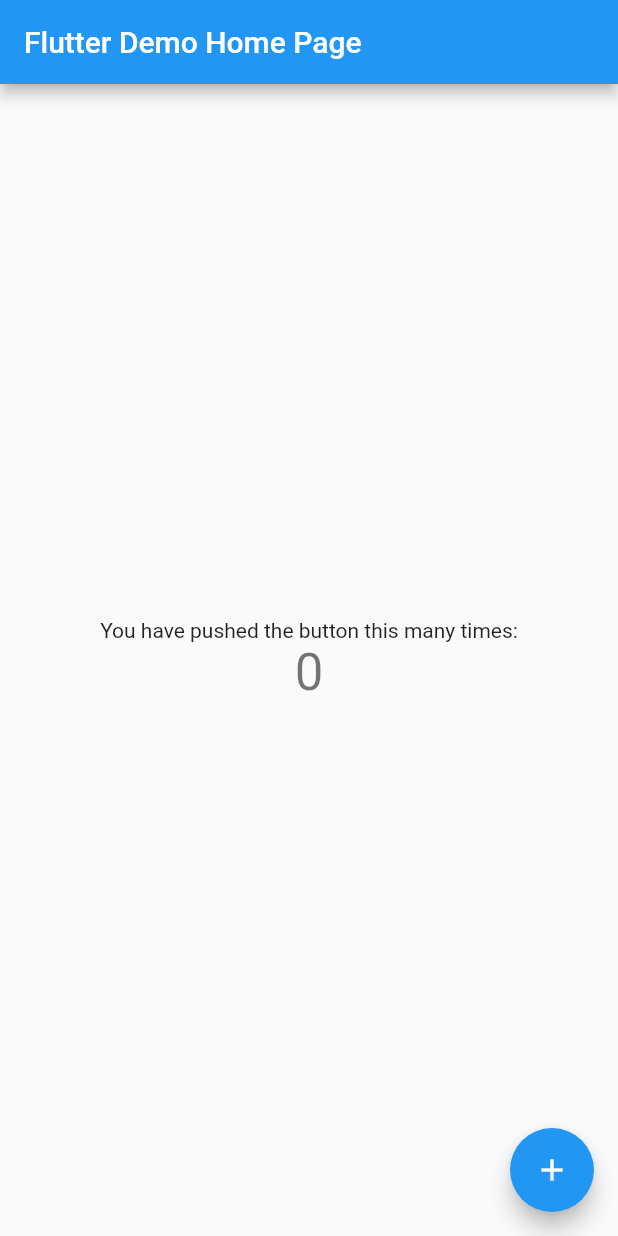
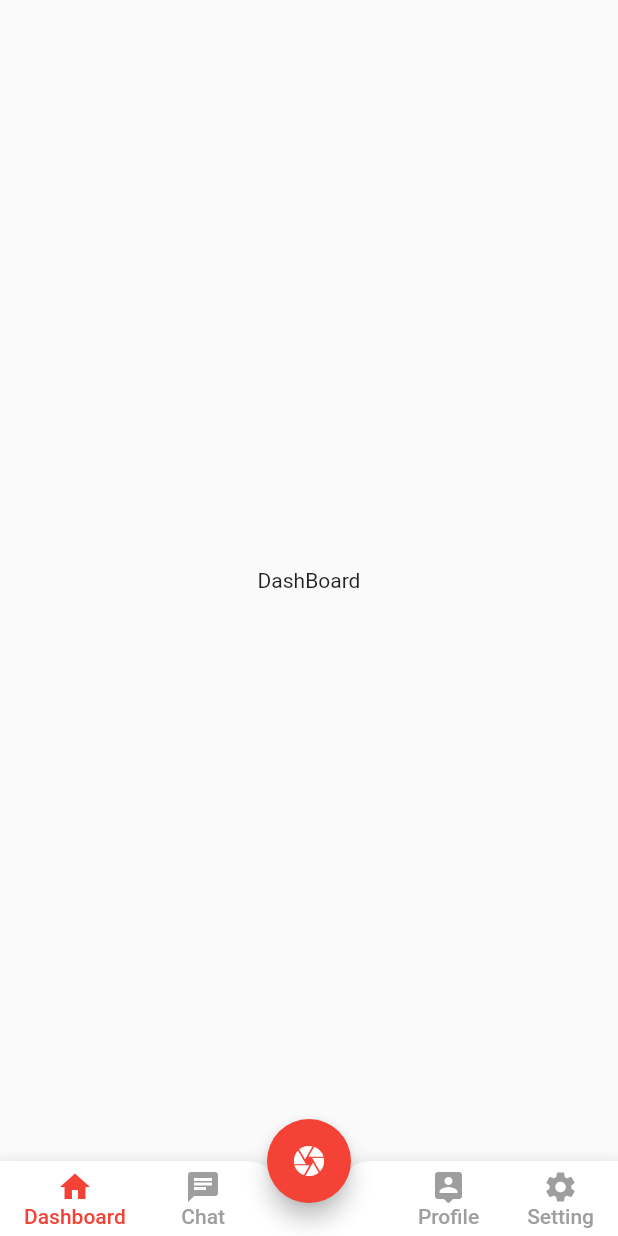
Before and after one commit to TusharSSurve/Flutter-Useful-Widgets-And-Plugins, a Flutter app: the screen it shows after launch, on a phone screen of 412 x 824 dp. Run offline on Flutter 3.47's test engine with Material 2 defaults, Android fonts, the phone set to English and light mode, and no system bars; our stand-ins replace flutter_speed_dial.

Commit message:
bottom nav

```diff
--- a/bottom_nav/lib/main.dart
+++ b/bottom_nav/lib/main.dart
@@ -1,3 +1,7 @@
+import 'package:bottom_nav/pages/chat.dart';
+import 'package:bottom_nav/pages/dashboard.dart';
+import 'package:bottom_nav/pages/profile.dart';
+import 'package:bottom_nav/pages/settings.dart';
 import 'package:flutter/material.dart';
 
 void main() {
@@ -5,109 +9,161 @@
 }
 
 class MyApp extends StatelessWidget {
-  // This widget is the root of your application.
   @override
   Widget build(BuildContext context) {
     return MaterialApp(
       title: 'Flutter Demo',
-      theme: ThemeData(
-        // This is the theme of your application.
-        //
-        // Try running your application with "flutter run". You'll see the
-        // application has a blue toolbar. Then, without quitting the app, try
-        // changing the primarySwatch below to Colors.green and then invoke
-        // "hot reload" (press "r" in the console where you ran "flutter run",
-        // or simply save your changes to "hot reload" in a Flutter IDE).
-        // Notice that the counter didn't reset back to zero; the application
-        // is not restarted.
-        primarySwatch: Colors.blue,
-      ),
-      home: MyHomePage(title: 'Flutter Demo Home Page'),
+      theme: ThemeData(primarySwatch: Colors.red, accentColor: Colors.red),
+      home: Home(),
+      debugShowCheckedModeBanner: false,
     );
   }
 }
 
-class MyHomePage extends StatefulWidget {
-  MyHomePage({Key key, this.title}) : super(key: key);
-
-  // This widget is the home page of your application. It is stateful, meaning
-  // that it has a State object (defined below) that contains fields that affect
-  // how it looks.
-
-  // This class is the configuration for the state. It holds the values (in this
-  // case the title) provided by the parent (in this case the App widget) and
-  // used by the build method of the State. Fields in a Widget subclass are
-  // always marked "final".
-
-  final String title;
-
+class Home extends StatefulWidget {
   @override
-  _MyHomePageState createState() => _MyHomePageState();
+  _HomeState createState() => _HomeState();
 }
 
-class _MyHomePageState extends State<MyHomePage> {
-  int _counter = 0;
+class _HomeState extends State<Home> {
+  int currentTab = 0;
+  final List<Widget> screens = [Dashboard(), Chat(), Profile(), Setting()];
 
-  void _incrementCounter() {
-    setState(() {
-      // This call to setState tells the Flutter framework that something has
-      // changed in this State, which causes it to rerun the build method below
-      // so that the display can reflect the updated values. If we changed
-      // _counter without calling setState(), then the build method would not be
-      // called again, and so nothing would appear to happen.
-      _counter++;
-    });
-  }
+  final PageStorageBucket bucket = PageStorageBucket();
+  Widget currentScreen = Dashboard();
 
   @override
   Widget build(BuildContext context) {
-    // This method is rerun every time setState is called, for instance as done
-    // by the _incrementCounter method above.
-    //
-    // The Flutter framework has been optimized to make rerunning build methods
-    // fast, so that you can just rebuild anything that needs updating rather
-    // than having to individually change instances of widgets.
     return Scaffold(
-      appBar: AppBar(
-        // Here we take the value from the MyHomePage object that was created by
-        // the App.build method, and use it to set our appbar title.
-        title: Text(widget.title),
+      body: PageStorage(
+        child: currentScreen,
+        bucket: bucket,
       ),
-      body: Center(
-        // Center is a layout widget. It takes a single child and positions it
-        // in the middle of the parent.
+      floatingActionButton: FloatingActionButton(
+        child: Icon(Icons.camera),
+        onPressed: () {},
+      ),
+      floatingActionButtonLocation: FloatingActionButtonLocation.centerDocked,
+      bottomNavigationBar: BottomAppBar(
+        shape: CircularNotchedRectangle(),
+        notchMargin: 0,
+        child: Container(
+          height: 50,
+          child: Row(
+            mainAxisAlignment: MainAxisAlignment.spaceBetween,
+            children: [
+              Row(
+                children: [
+                  MaterialButton(
+                    minWidth: 40,
+                    onPressed: () {
+                      setState(() {
+                        currentScreen = Dashboard();
+                        currentTab = 0;
+                      });
+                    },
                     child: Column(
-          // Column is also a layout widget. It takes a list of children and
-          // arranges them vertically. By default, it sizes itself to fit its
-          // children horizontally, and tries to be as tall as its parent.
-          //
-          // Invoke "debug painting" (press "p" in the console, choose the
-          // "Toggle Debug Paint" action from the Flutter Inspector in Android
-          // Studio, or the "Toggle Debug Paint" command in Visual Studio Code)
-          // to see the wireframe for each widget.
-          //
-          // Column has various properties to control how it sizes itself and
-          // how it positions its children. Here we use mainAxisAlignment to
-          // center the children vertically; the main axis here is the vertical
-          // axis because Columns are vertical (the cross axis would be
-          // horizontal).
-          mainAxisAlignment: MainAxisAlignment.center,
-          children: <Widget>[
+                      children: [
+                        SizedBox(
+                          height: 5,
+                        ),
+                        Icon(Icons.home,
+                            color: currentTab == 0 ? Colors.red : Colors.grey),
                         Text(
-              'You have pushed the button this many times:',
+                          'Dashboard',
+                          style: TextStyle(
+                              color:
+                                  currentTab == 0 ? Colors.red : Colors.grey),
+                        )
+                      ],
                     ),
+                  ),
+                  SizedBox(
+                    width: 5,
+                  ),
+                  MaterialButton(
+                    minWidth: 40,
+                    onPressed: () {
+                      setState(() {
+                        currentScreen = Chat();
+                        currentTab = 1;
+                      });
+                    },
+                    child: Column(
+                      children: [
+                        SizedBox(
+                          height: 5,
+                        ),
+                        Icon(Icons.chat,
+                            color: currentTab == 1 ? Colors.red : Colors.grey),
                         Text(
-              '$_counter',
-              style: Theme.of(context).textTheme.headline4,
+                          'Chat',
+                          style: TextStyle(
+                              color:
+                                  currentTab == 1 ? Colors.red : Colors.grey),
+                        )
+                      ],
+                    ),
                   ),
                 ],
               ),
+              Row(
+                crossAxisAlignment: CrossAxisAlignment.stretch,
+                children: [
+                  MaterialButton(
+                    minWidth: 40,
+                    onPressed: () {
+                      setState(() {
+                        currentScreen = Profile();
+                        currentTab = 2;
+                      });
+                    },
+                    child: Column(
+                      children: [
+                        SizedBox(
+                          height: 5,
                         ),
-      floatingActionButton: FloatingActionButton(
-        onPressed: _incrementCounter,
-        tooltip: 'Increment',
-        child: Icon(Icons.add),
-      ), // This trailing comma makes auto-formatting nicer for build methods.
+                        Icon(Icons.location_history_rounded,
+                            color: currentTab == 2 ? Colors.red : Colors.grey),
+                        Text(
+                          'Profile',
+                          style: TextStyle(
+                              color:
+                                  currentTab == 2 ? Colors.red : Colors.grey),
+                        )
+                      ],
+                    ),
+                  ),
+                  MaterialButton(
+                    minWidth: 40,
+                    onPressed: () {
+                      setState(() {
+                        currentScreen = Setting();
+                        currentTab = 3;
+                      });
+                    },
+                    child: Column(
+                      children: [
+                        SizedBox(
+                          height: 5,
+                        ),
+                        Icon(Icons.settings,
+                            color: currentTab == 3 ? Colors.red : Colors.grey),
+                        Text(
+                          'Setting',
+                          style: TextStyle(
+                              color:
+                                  currentTab == 3 ? Colors.red : Colors.grey),
+                        )
+                      ],
+                    ),
+                  ),
+                ],
+              )
+            ],
+          ),
+        ),
+      ),
     );
   }
 }
--- /dev/null
+++ b/bottom_nav/lib/pages/chat.dart
@@ -0,0 +1,17 @@
+import 'package:flutter/material.dart';
+
+class Chat extends StatefulWidget {
+  @override
+  _ChatState createState() => _ChatState();
+}
+
+class _ChatState extends State<Chat> {
+  @override
+  Widget build(BuildContext context) {
+    return Scaffold(
+      body: Center(
+        child: Text('Chat'),
+      ),
+    );
+  }
+}
--- /dev/null
+++ b/bottom_nav/lib/pages/dashboard.dart
@@ -0,0 +1,17 @@
+import 'package:flutter/material.dart';
+
+class Dashboard extends StatefulWidget {
+  @override
+  _DashboardState createState() => _DashboardState();
+}
+
+class _DashboardState extends State<Dashboard> {
+  @override
+  Widget build(BuildContext context) {
+    return Scaffold(
+      body: Center(
+        child: Text('DashBoard'),
+      ),
+    );
+  }
+}
--- /dev/null
+++ b/bottom_nav/lib/pages/profile.dart
@@ -0,0 +1,17 @@
+import 'package:flutter/material.dart';
+
+class Profile extends StatefulWidget {
+  @override
+  _ProfileState createState() => _ProfileState();
+}
+
+class _ProfileState extends State<Profile> {
+  @override
+  Widget build(BuildContext context) {
+    return Scaffold(
+      body: Center(
+        child: Text('Profile'),
+      ),
+    );
+  }
+}
--- /dev/null
+++ b/bottom_nav/lib/pages/settings.dart
@@ -0,0 +1,17 @@
+import 'package:flutter/material.dart';
+
+class Setting extends StatefulWidget {
+  @override
+  _SettingState createState() => _SettingState();
+}
+
+class _SettingState extends State<Setting> {
+  @override
+  Widget build(BuildContext context) {
+    return Scaffold(
+      body: Center(
+        child: Text('Setting'),
+      ),
+    );
+  }
+}
```
Lines whose indentation alone changed are shown as unchanged.
